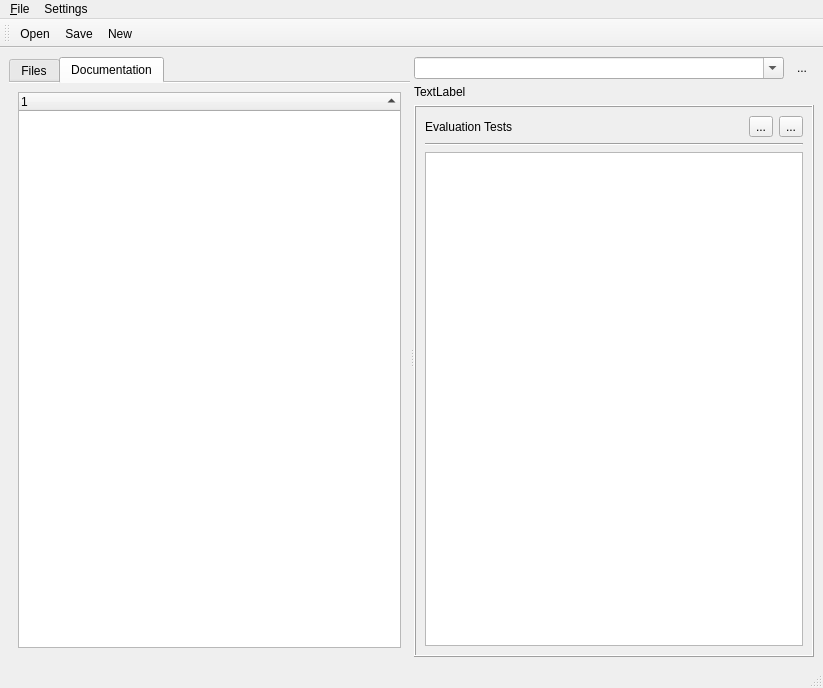
Old version of the form ui/UserFunctionsEditor.ui in the repository pyIonControl/IonControl.
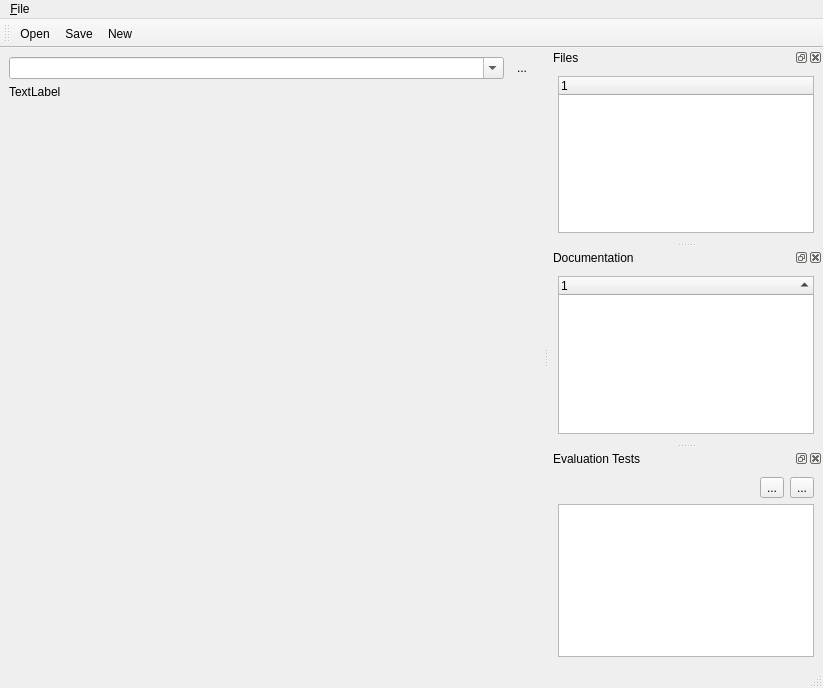
New version of the form. Icons and pictures are not drawn.

Commit message: fixed bug where the software failed to start when functions in the UserFunctionsEditor eval table were no longer defined. Also changed user function editor so it uses dock widgets like scripting.

Patch:
```diff
--- a/ui/UserFunctionsEditor.ui
+++ b/ui/UserFunctionsEditor.ui
@@ -18,91 +18,12 @@
     <normaloff>:/latex/icons/FuncIcon2.png</normaloff>:/latex/icons/FuncIcon2.png</iconset>
   </property>
   <widget class="QWidget" name="centralwidget">
-   <layout class="QVBoxLayout" name="verticalLayout_4">
+   <layout class="QVBoxLayout" name="verticalLayout">
     <item>
      <widget class="QSplitter" name="splitterHorizontal">
       <property name="orientation">
        <enum>Qt::Horizontal</enum>
       </property>
-      <widget class="QWidget" name="verticalLayoutWidget">
-       <layout class="QVBoxLayout" name="verticalLayout_2">
-        <item>
-         <widget class="QTabWidget" name="tabWidget">
-          <property name="tabPosition">
-           <enum>QTabWidget::North</enum>
-          </property>
-          <property name="tabShape">
-           <enum>QTabWidget::Rounded</enum>
-          </property>
-          <property name="currentIndex">
-           <number>1</number>
-          </property>
-          <property name="documentMode">
-           <bool>true</bool>
-          </property>
-          <property name="tabsClosable">
-           <bool>false</bool>
-          </property>
-          <property name="movable">
-           <bool>true</bool>
-          </property>
-          <property name="tabBarAutoHide">
-           <bool>false</bool>
-          </property>
-          <widget class="QWidget" name="tab">
-           <attribute name="title">
-            <string>Files</string>
-           </attribute>
-           <layout class="QVBoxLayout" name="verticalLayout">
-            <item>
-             <widget class="QTreeWidget" name="fileTreeWidget">
-              <column>
-               <property name="text">
-                <string notr="true">1</string>
-               </property>
-              </column>
-             </widget>
-            </item>
-           </layout>
-          </widget>
-          <widget class="QWidget" name="tab_2">
-           <attribute name="title">
-            <string>Documentation</string>
-           </attribute>
-           <layout class="QVBoxLayout" name="verticalLayout_6">
-            <item>
-             <widget class="QTreeWidget" name="docTreeWidget">
-              <property name="autoFillBackground">
-               <bool>true</bool>
-              </property>
-              <property name="textElideMode">
-               <enum>Qt::ElideRight</enum>
-              </property>
-              <property name="indentation">
-               <number>10</number>
-              </property>
-              <property name="sortingEnabled">
-               <bool>true</bool>
-              </property>
-              <property name="wordWrap">
-               <bool>false</bool>
-              </property>
-              <attribute name="headerShowSortIndicator" stdset="0">
-               <bool>true</bool>
-              </attribute>
-              <column>
-               <property name="text">
-                <string notr="true">1</string>
-               </property>
-              </column>
-             </widget>
-            </item>
-           </layout>
-          </widget>
-         </widget>
-        </item>
-       </layout>
-      </widget>
       <widget class="QWidget" name="verticalLayoutWidget_2">
        <layout class="QVBoxLayout" name="verticalLayout_3">
         <item>
@@ -157,71 +78,6 @@
           <property name="orientation">
            <enum>Qt::Vertical</enum>
           </property>
-          <widget class="QFrame" name="consoleFrame">
-           <property name="frameShape">
-            <enum>QFrame::Box</enum>
-           </property>
-           <property name="frameShadow">
-            <enum>QFrame::Raised</enum>
-           </property>
-           <layout class="QVBoxLayout" name="verticalLayout_5">
-            <item>
-             <layout class="QHBoxLayout" name="horizontalLayout_3">
-              <item>
-               <widget class="QLabel" name="label">
-                <property name="text">
-                 <string>Evaluation Tests</string>
-                </property>
-               </widget>
-              </item>
-              <item>
-               <widget class="QToolButton" name="addEvalRow">
-                <property name="toolTip">
-                 <string>Add Row</string>
-                </property>
-                <property name="text">
-                 <string>...</string>
-                </property>
-                <property name="icon">
-                 <iconset resource="Experiment.qrc">
-                  <normaloff>:/openicon/icons/edit-add.png</normaloff>
-                  <normalon>:/openicon/icons/edit-add.png</normalon>:/openicon/icons/edit-add.png</iconset>
-                </property>
-               </widget>
-              </item>
-              <item>
-               <widget class="QToolButton" name="removeEvalRow">
-                <property name="toolTip">
-                 <string>Remove Row(s)</string>
-                </property>
-                <property name="text">
-                 <string>...</string>
-                </property>
-                <property name="icon">
-                 <iconset resource="Experiment.qrc">
-                  <normaloff>:/openicon/icons/edit_remove.png</normaloff>
-                  <normalon>:/openicon/icons/edit_remove.png</normalon>:/openicon/icons/edit_remove.png</iconset>
-                </property>
-               </widget>
-              </item>
-             </layout>
-            </item>
-            <item>
-             <widget class="Line" name="line">
-              <property name="orientation">
-               <enum>Qt::Horizontal</enum>
-              </property>
-             </widget>
-            </item>
-            <item>
-             <layout class="QHBoxLayout" name="horizontalLayout">
-              <item>
-               <widget class="QTableView" name="tableView"/>
-              </item>
-             </layout>
-            </item>
-           </layout>
-          </widget>
          </widget>
         </item>
        </layout>
@@ -246,15 +102,9 @@
     <addaction name="actionOpen"/>
     <addaction name="actionSave"/>
     <addaction name="actionNew"/>
-   </widget>
-   <widget class="QMenu" name="menuSettings">
-    <property name="title">
-     <string>Settings</string>
-    </property>
     <addaction name="actionOptions"/>
    </widget>
    <addaction name="menuFile"/>
-   <addaction name="menuSettings"/>
   </widget>
   <widget class="QStatusBar" name="statusbar"/>
   <widget class="QToolBar" name="toolBar">
@@ -271,6 +121,126 @@
    <addaction name="actionSave"/>
    <addaction name="actionNew"/>
   </widget>
+  <widget class="QDockWidget" name="dockWidget">
+   <property name="windowTitle">
+    <string>Files</string>
+   </property>
+   <attribute name="dockWidgetArea">
+    <number>2</number>
+   </attribute>
+   <widget class="QWidget" name="dockWidgetContents">
+    <layout class="QVBoxLayout" name="verticalLayout_2">
+     <item>
+      <widget class="QTreeWidget" name="fileTreeWidget">
+       <column>
+        <property name="text">
+         <string notr="true">1</string>
+        </property>
+       </column>
+      </widget>
+     </item>
+    </layout>
+   </widget>
+  </widget>
+  <widget class="QDockWidget" name="dockWidget_2">
+   <property name="windowTitle">
+    <string>Documentation</string>
+   </property>
+   <attribute name="dockWidgetArea">
+    <number>2</number>
+   </attribute>
+   <widget class="QWidget" name="dockWidgetContents_2">
+    <layout class="QVBoxLayout" name="verticalLayout_4">
+     <item>
+      <widget class="QTreeWidget" name="docTreeWidget">
+       <property name="autoFillBackground">
+        <bool>true</bool>
+       </property>
+       <property name="textElideMode">
+        <enum>Qt::ElideRight</enum>
+       </property>
+       <property name="indentation">
+        <number>10</number>
+       </property>
+       <property name="sortingEnabled">
+        <bool>true</bool>
+       </property>
+       <property name="wordWrap">
+        <bool>false</bool>
+       </property>
+       <attribute name="headerShowSortIndicator" stdset="0">
+        <bool>true</bool>
+       </attribute>
+       <column>
+        <property name="text">
+         <string notr="true">1</string>
+        </property>
+       </column>
+      </widget>
+     </item>
+    </layout>
+   </widget>
+  </widget>
+  <widget class="QDockWidget" name="dockWidget_3">
+   <property name="windowTitle">
+    <string>Evaluation Tests</string>
+   </property>
+   <attribute name="dockWidgetArea">
+    <number>2</number>
+   </attribute>
+   <widget class="QWidget" name="dockWidgetContents_3">
+    <layout class="QVBoxLayout" name="verticalLayout_6">
+     <item>
+      <layout class="QHBoxLayout" name="horizontalLayout_3">
+       <item>
+        <widget class="QLabel" name="label">
+         <property name="text">
+          <string/>
+         </property>
+        </widget>
+       </item>
+       <item>
+        <widget class="QToolButton" name="addEvalRow">
+         <property name="toolTip">
+          <string>Add Row</string>
+         </property>
+         <property name="text">
+          <string>...</string>
+         </property>
+         <property name="icon">
+          <iconset resource="Experiment.qrc">
+           <normaloff>:/openicon/icons/edit-add.png</normaloff>
+           <normalon>:/openicon/icons/edit-add.png</normalon>:/openicon/icons/edit-add.png</iconset>
+         </property>
+        </widget>
+       </item>
+       <item>
+        <widget class="QToolButton" name="removeEvalRow">
+         <property name="toolTip">
+          <string>Remove Row(s)</string>
+         </property>
+         <property name="text">
+          <string>...</string>
+         </property>
+         <property name="icon">
+          <iconset resource="Experiment.qrc">
+           <normaloff>:/openicon/icons/edit_remove.png</normaloff>
+           <normalon>:/openicon/icons/edit_remove.png</normalon>:/openicon/icons/edit_remove.png</iconset>
+         </property>
+        </widget>
+       </item>
+      </layout>
+     </item>
+     <item>
+      <widget class="QTableView" name="tableView">
+       <property name="lineWidth">
+        <number>1</number>
+       </property>
+      </widget>
+     </item>
+    </layout>
+   </widget>
+  </widget>
   <action name="actionStartScript">
    <property name="icon">
     <iconset resource="Experiment.qrc">
```
Left out of the diff: 42 changed lines with no effect on the pictures. The commit also changes 1 other file.
